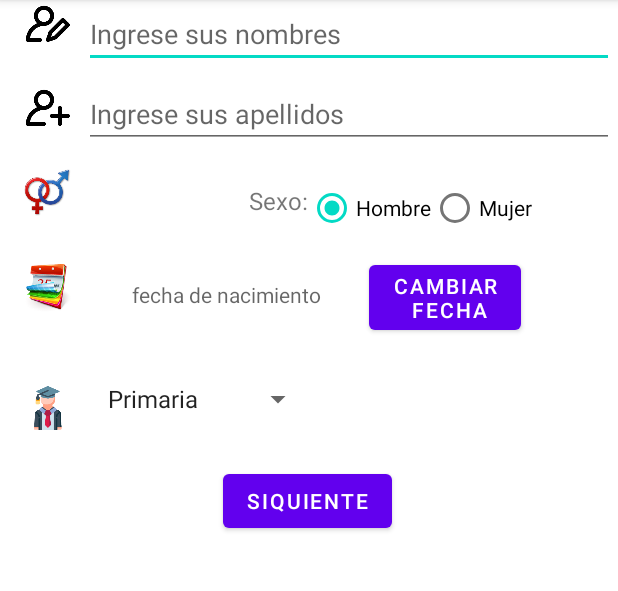
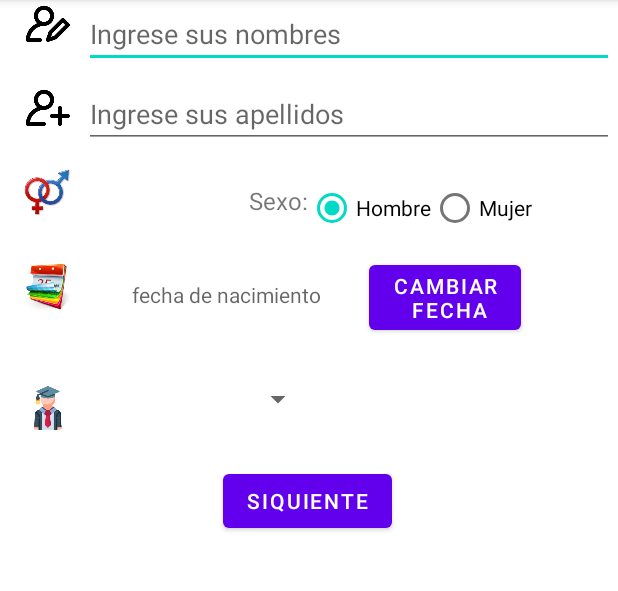
Before and after one commit to paisaruso/LabsCM202301-Gr02, an Android app: the ActividadPersonalDatos screen opened directly, with no data from a screen before it, on a phone screen of 412 x 824 dp, the part 84-675 px from its top. Run offline under Robolectric (Android 15) with nearby library versions, the phone set to English and light mode, and no system bars.

Commit message:
los campos de la activity PersonalDataActivity validados todos

```diff
--- a/Lab1-UI/src/main/java/exoesqueletor/co/edu/udea/compumovil/gr02_202301/lab1gr02/ActividadPersonalDatos.kt
+++ b/Lab1-UI/src/main/java/exoesqueletor/co/edu/udea/compumovil/gr02_202301/lab1gr02/ActividadPersonalDatos.kt
@@ -2,9 +2,7 @@ package exoesqueletor.co.edu.udea.compumovil.gr02_202301.lab1gr02
 
 import android.app.DatePickerDialog
 import android.os.Bundle
-import android.widget.Button
-import android.widget.DatePicker
-import android.widget.TextView
+import android.widget.*
 import androidx.appcompat.app.AppCompatActivity
 import java.text.DateFormat
 import java.util.*
@@ -14,6 +12,12 @@ class ActividadPersonalDatos : AppCompatActivity(), DatePickerDialog.OnDateSetLi
     private lateinit var btnCambiar: Button
     private lateinit var tvFechaNacimiento: TextView
     private val calendar: Calendar = Calendar.getInstance()
+    private lateinit var spnEscolaridad: Spinner
+    private lateinit var btnSiguiente: Button
+    private lateinit var edtNombres: EditText
+    private lateinit var edtApellidos: EditText
+
+
 
     override fun onCreate(savedInstanceState: Bundle?) {
             super.onCreate(savedInstanceState)
@@ -21,11 +25,40 @@ class ActividadPersonalDatos : AppCompatActivity(), DatePickerDialog.OnDateSetLi
 
         btnCambiar = findViewById(R.id.btn_cambiar)
         tvFechaNacimiento = findViewById(R.id.tv_fechaNacimiento)
+        spnEscolaridad = findViewById(R.id.spn_escolaridad)
+        btnSiguiente = findViewById(R.id.btn_siguiente)
+        edtNombres = findViewById<EditText>(R.id.edt_nombres)
+        edtApellidos = findViewById<EditText>(R.id.edt_apellidos)
+
 
         btnCambiar.setOnClickListener {
             showDatePickerDialog()
         }
-    }
+        // Definir la función de clic
+        btnSiguiente.setOnClickListener {
+            validarSpinner(spnEscolaridad, edtNombres, edtApellidos, tvFechaNacimiento)
+        }
+        }
+        private fun validarSpinner(spinner: Spinner, adtNombres: EditText, adtApellidos:EditText, tvFechaNacimiento: TextView) {
+            val seleccion = spinner.selectedItem.toString()
+            val nombre = edtNombres.text.toString().trim()
+            val apellido = edtApellidos.text.toString().trim()
+            val FechaNacimiento = tvFechaNacimiento.text.toString().trim()
+
+            if (seleccion.isEmpty()) {
+                Toast.makeText(this, "Debe seleccionar un valor en el spinner", Toast.LENGTH_SHORT).show()
+            } else if (nombre.isEmpty()) {
+                Toast.makeText(this, "Debe ingresar un nombre en el campo", Toast.LENGTH_SHORT).show()
+            }else if(apellido.isEmpty()){
+                Toast.makeText(this, "Debe ingresar un apellido en el campo", Toast.LENGTH_SHORT).show()
+            }else if(FechaNacimiento.isEmpty()){
+                Toast.makeText(this, "Debe ingresar una fecha en el campo", Toast.LENGTH_SHORT).show()
+            }else{
+                //llamremos la tercera activity
+                Toast.makeText(this, "4 campos validados", Toast.LENGTH_SHORT).show()
+            }
+        }
+
     private fun showDatePickerDialog() {
         val year = calendar.get(Calendar.YEAR)
         val month = calendar.get(Calendar.MONTH)
@@ -40,4 +73,5 @@ class ActividadPersonalDatos : AppCompatActivity(), DatePickerDialog.OnDateSetLi
         val currentDateString = DateFormat.getDateInstance(DateFormat.SHORT).format(calendar.time)
         tvFechaNacimiento.text = " $currentDateString"
     }
+
 }
--- a/Lab1-UI/src/main/res/layout/activity_personal_data.xml
+++ b/Lab1-UI/src/main/res/layout/activity_personal_data.xml
@@ -139,10 +139,10 @@
             android:text="Siquiente"
             app:layout_constraintEnd_toEndOf="parent"
             app:layout_constraintStart_toStartOf="parent"
-            app:layout_constraintTop_toBottomOf="@+id/spinner" />
+            app:layout_constraintTop_toBottomOf="@+id/spn_escolaridad" />
 
         <Spinner
-            android:id="@+id/spinner"
+            android:id="@+id/spn_escolaridad"
             android:layout_width="0dp"
             android:layout_height="wrap_content"
             android:layout_marginStart="16dp"
--- a/Lab1-UI/src/main/res/values/strings.xml
+++ b/Lab1-UI/src/main/res/values/strings.xml
@@ -3,6 +3,7 @@
     <string name="spinner_hint">Grado de escolaridad</string>
     <string name="button_text">CAMBIAR\n fecha</string>
     <string-array name="escolaridad">
+        <item></item>
         <item>Primaria</item>
         <item>Segundaria</item>
         <item>Universitario</item>
```
